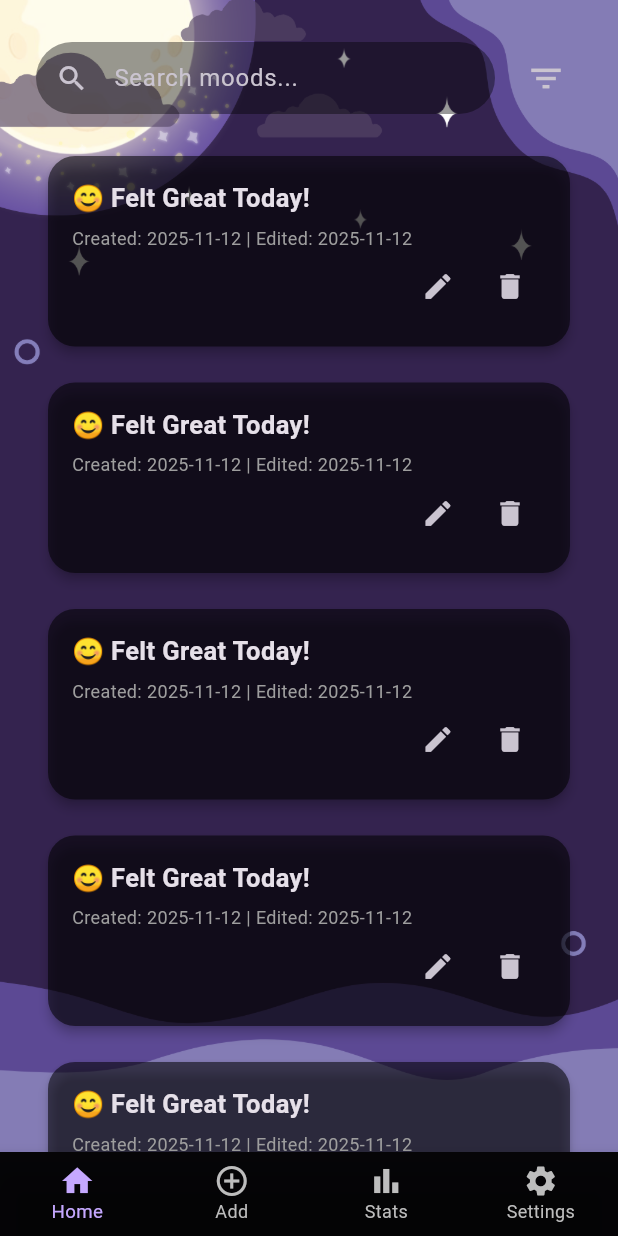
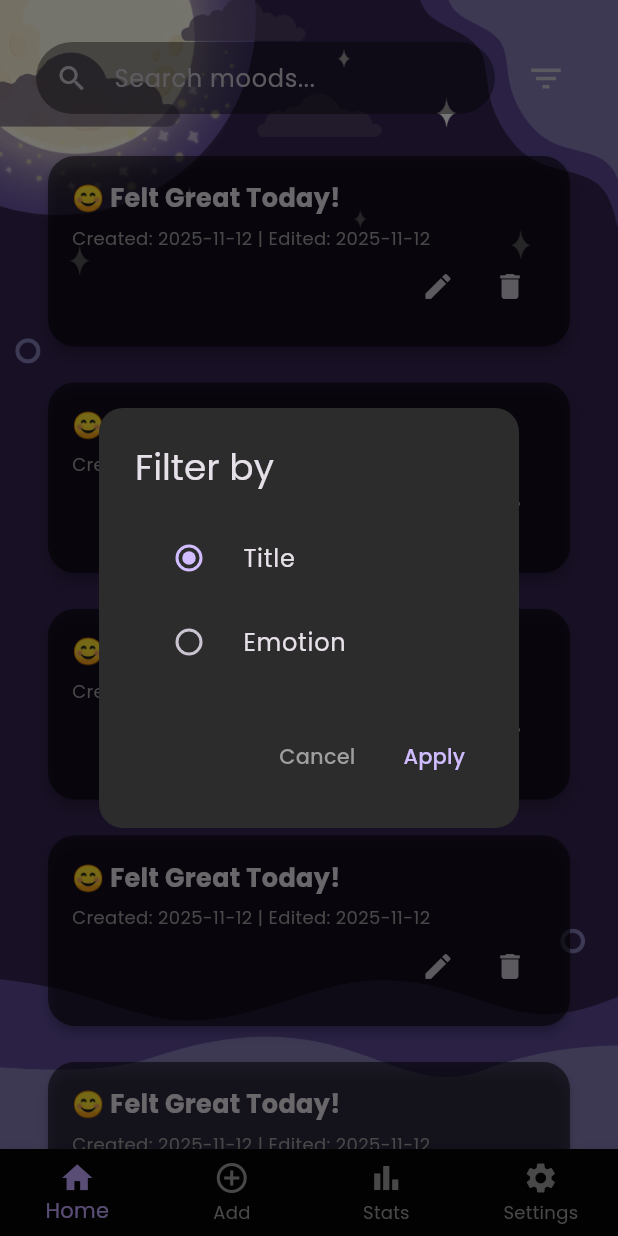
Before and after one commit to mickali02/moods-frontend, a Flutter app: the screen it shows after launch, after a tap on the "filter list" icon, on a phone screen of 412 x 824 dp. Run offline on Flutter 3.47's test engine with Material 3 defaults, Android fonts, the phone set to English and light mode, and no system bars; our stand-ins replace google_fonts.

Commit message:
Add page working

```diff
--- a/lib/main.dart
+++ b/lib/main.dart
@@ -1,4 +1,7 @@
 import 'package:flutter/material.dart';
+import 'add_mood_page.dart';
+
+enum FilterOption { title, emotion }
 
 void main() {
   runApp(const MyApp());
@@ -17,7 +20,52 @@ class MyApp extends StatelessWidget {
         brightness: Brightness.dark,
       ),
       debugShowCheckedModeBanner: false,
-      home: const MyHomePage(),
+      home: const HomePageController(),
+    );
+  }
+}
+
+class HomePageController extends StatefulWidget {
+  const HomePageController({super.key});
+
+  @override
+  State<HomePageController> createState() => _HomePageControllerState();
+}
+
+class _HomePageControllerState extends State<HomePageController> {
+  int _selectedIndex = 0;
+
+  static const List<Widget> _pages = <Widget>[
+    MyHomePage(),
+    AddMoodPage(),
+    Text('Stats Page'),
+    Text('Settings Page'),
+  ];
+
+  void _onItemTapped(int index) {
+    setState(() {
+      _selectedIndex = index;
+    });
+  }
+
+  @override
+  Widget build(BuildContext context) {
+    return Scaffold(
+      body: Center(child: _pages.elementAt(_selectedIndex)),
+      bottomNavigationBar: BottomNavigationBar(
+        items: const [
+          BottomNavigationBarItem(icon: Icon(Icons.home), label: 'Home'),
+          BottomNavigationBarItem(icon: Icon(Icons.add_circle_outline), label: 'Add'),
+          BottomNavigationBarItem(icon: Icon(Icons.bar_chart), label: 'Stats'),
+          BottomNavigationBarItem(icon: Icon(Icons.settings), label: 'Settings'),
+        ],
+        currentIndex: _selectedIndex,
+        selectedItemColor: const Color(0xFFC5A8FF),
+        unselectedItemColor: Colors.grey,
+        onTap: _onItemTapped,
+        backgroundColor: Colors.black.withAlpha(178),
+        type: BottomNavigationBarType.fixed,
+      ),
     );
   }
 }
@@ -30,16 +78,61 @@ class MyHomePage extends StatefulWidget {
 }
 
 class _MyHomePageState extends State<MyHomePage> {
-  int _selectedIndex = 0;
+  FilterOption selectedOption = FilterOption.title;
 
-  void _onItemTapped(int index) {
-    setState(() {
-      _selectedIndex = index;
-    });
-  }
-
-  void _openFilterPopup() {
-    print("Filter icon tapped!");
+  void _openFilterPopup(BuildContext context) {
+    showDialog(
+      context: context,
+      builder: (context) {
+        return AlertDialog(
+          backgroundColor: const Color(0xFF2c2c2c),
+          title: const Text('Filter by'),
+          shape: RoundedRectangleBorder(borderRadius: BorderRadius.circular(16)),
+          content: Column(
+            mainAxisSize: MainAxisSize.min,
+            children: <Widget>[
+              RadioListTile<FilterOption>(
+                title: const Text('Title'),
+                value: FilterOption.title,
+                groupValue: selectedOption,
+                onChanged: (value) {
+                  setState(() {
+                    if (value != null) selectedOption = value;
+                  });
+                  Navigator.of(context).pop();
+                  _openFilterPopup(context); // reopen to reflect change
+                },
+              ),
+              RadioListTile<FilterOption>(
+                title: const Text('Emotion'),
+                value: FilterOption.emotion,
+                groupValue: selectedOption,
+                onChanged: (value) {
+                  setState(() {
+                    if (value != null) selectedOption = value;
+                  });
+                  Navigator.of(context).pop();
+                  _openFilterPopup(context);
+                },
+              ),
+            ],
+          ),
+          actions: [
+            TextButton(
+              onPressed: () => Navigator.of(context).pop(),
+              child: const Text('Cancel', style: TextStyle(color: Colors.grey)),
+            ),
+            TextButton(
+              onPressed: () {
+                debugPrint('Applying filter: ${selectedOption.name}');
+                Navigator.of(context).pop();
+              },
+              child: const Text('Apply'),
+            ),
+          ],
+        );
+      },
+    );
   }
 
   @override
@@ -55,10 +148,7 @@ class _MyHomePageState extends State<MyHomePage> {
         child: SafeArea(
           child: Column(
             children: [
-              // Add top space to push down the search bar
               const SizedBox(height: 20),
-
-              // --- Search Bar + Filter ---
               Padding(
                 padding: const EdgeInsets.symmetric(horizontal: 24.0, vertical: 8.0),
                 child: Row(
@@ -68,13 +158,12 @@ class _MyHomePageState extends State<MyHomePage> {
                         decoration: InputDecoration(
                           hintText: 'Search moods...',
                           prefixIcon: const Icon(Icons.search, size: 22),
-                          contentPadding:
-                              const EdgeInsets.symmetric(vertical: 12.0, horizontal: 16.0),
+                          contentPadding: const EdgeInsets.symmetric(vertical: 12.0, horizontal: 16.0),
                           border: OutlineInputBorder(
                             borderRadius: BorderRadius.circular(30.0),
                             borderSide: BorderSide.none,
                           ),
-                          fillColor: Colors.black.withOpacity(0.4),
+                          fillColor: Colors.black.withAlpha(102),
                           filled: true,
                         ),
                       ),
@@ -82,14 +171,12 @@ class _MyHomePageState extends State<MyHomePage> {
                     const SizedBox(width: 10),
                     IconButton(
                       icon: const Icon(Icons.filter_list, size: 26),
-                      onPressed: _openFilterPopup,
+                      onPressed: () => _openFilterPopup(context),
                       tooltip: 'Filter Options',
                     ),
                   ],
                 ),
               ),
-
-              // --- Mood Cards List ---
               Expanded(
                 child: ListView.builder(
                   padding: const EdgeInsets.symmetric(vertical: 8.0),
@@ -98,7 +185,7 @@ class _MyHomePageState extends State<MyHomePage> {
                     return Container(
                       margin: const EdgeInsets.symmetric(horizontal: 28.0, vertical: 8.0),
                       child: Card(
-                        color: Colors.black.withOpacity(0.55),
+                        color: Colors.black.withAlpha(140),
                         elevation: 3,
                         shape: RoundedRectangleBorder(
                           borderRadius: BorderRadius.circular(18.0),
@@ -120,12 +207,8 @@ class _MyHomePageState extends State<MyHomePage> {
                               Row(
                                 mainAxisAlignment: MainAxisAlignment.end,
                                 children: [
-                                  IconButton(
-                                      icon: const Icon(Icons.edit, size: 22),
-                                      onPressed: () {}),
-                                  IconButton(
-                                      icon: const Icon(Icons.delete, size: 22),
-                                      onPressed: () {}),
+                                  IconButton(icon: const Icon(Icons.edit, size: 22), onPressed: () {}),
+                                  IconButton(icon: const Icon(Icons.delete, size: 22), onPressed: () {}),
                                 ],
                               )
                             ],
@@ -140,24 +223,6 @@ class _MyHomePageState extends State<MyHomePage> {
           ),
         ),
       ),
-
-      // --- Bottom Navigation Bar ---
-      bottomNavigationBar: BottomNavigationBar(
-        items: const [
-          BottomNavigationBarItem(icon: Icon(Icons.home), label: 'Home'),
-          BottomNavigationBarItem(icon: Icon(Icons.add_circle_outline), label: 'Add'),
-          BottomNavigationBarItem(icon: Icon(Icons.bar_chart), label: 'Stats'),
-          BottomNavigationBarItem(icon: Icon(Icons.settings), label: 'Settings'),
-        ],
-        currentIndex: _selectedIndex,
-        selectedItemColor: Color(0xFFC5A8FF), // soft light purple
-        unselectedItemColor: Colors.grey.shade400,
-        onTap: _onItemTapped,
-        backgroundColor: Colors.black.withOpacity(0.7),
-        type: BottomNavigationBarType.fixed,
-        selectedFontSize: 12.5,
-        unselectedFontSize: 12.0,
-      ),
     );
   }
 }
--- a/pubspec.yaml
+++ b/pubspec.yaml
@@ -39,6 +39,7 @@ dependencies:
 dev_dependencies:
   flutter_test:
     sdk: flutter
+
 
   # The "flutter_lints" package below contains a set of recommended lints to
   # encourage good coding practices. The lint set provided by the package is
```
Also changed, not shown: lib/add_mood_page.dart (added, +141 -0 lines).
